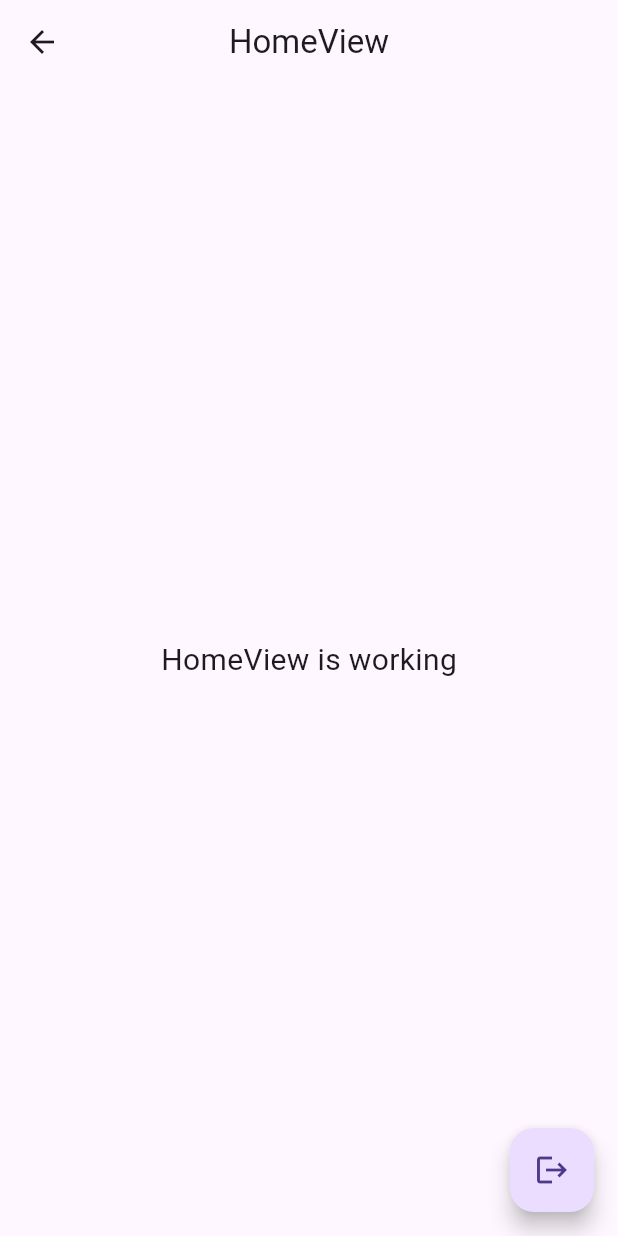
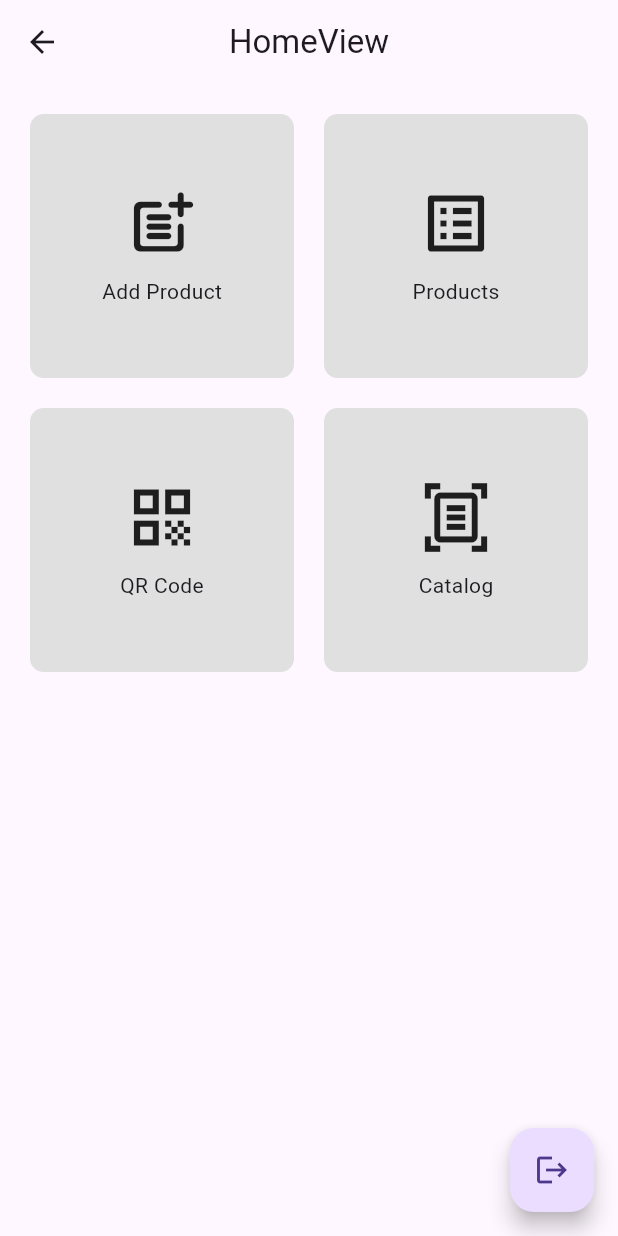
Before and after one commit to mp-class-si-unugha-2024/qrscanner-zulfa, a Flutter app: the HomeView screen opened by its route, on a phone screen of 412 x 824 dp. Run offline on Flutter 3.47's test engine with Material 3 defaults, Android fonts, the phone set to English and light mode, and no system bars; our stand-ins replace firebase_auth, firebase_core, get; accounts and stored records are empty; network calls fail.

Commit message:
create page home view

```diff
--- a/lib/app/modules/home/views/home_view.dart
+++ b/lib/app/modules/home/views/home_view.dart
@@ -1,28 +1,84 @@
 import 'package:flutter/material.dart';
-
 import 'package:get/get.dart';
 import 'package:qrscanner/app/controllers/auth_controller.dart';
 import 'package:qrscanner/app/routes/app_pages.dart';
-
 import '../controllers/home_controller.dart';
 
 class HomeView extends GetView<HomeController> {
   HomeView({Key? key}) : super(key: key);
+  final AuthController authC = Get.find<AuthController>();
 
   @override
   Widget build(BuildContext context) {
-    final AuthController authC = Get.find<AuthController>();
-
     return Scaffold(
       appBar: AppBar(
         title: const Text('HomeView'),
         centerTitle: true,
       ),
-      body: const Center(
-        child: Text(
-          'HomeView is working',
-          style: TextStyle(fontSize: 20),
+      body: GridView.builder(
+        itemCount: 4,
+        padding: const EdgeInsets.all(20),
+        gridDelegate: const SliverGridDelegateWithFixedCrossAxisCount(
+          crossAxisCount: 2,
+          mainAxisSpacing: 20,
+          crossAxisSpacing: 20,
         ),
+        itemBuilder: (context, index) {
+          late String title;
+          late IconData icon;
+          late VoidCallback onTap;
+
+          switch (index) {
+            case 0:
+              title = "Add Product";
+              icon = Icons.post_add_rounded;
+              onTap = () => Get.toNamed(Routes.addProduct); // Perbaikan disini
+              break;
+            case 1:
+              title = "Products";
+              icon = Icons.list_alt_outlined;
+              onTap = () => Get.toNamed(Routes
+                  .products); // Anda dapat menambahkan logic onTap jika diperlukan
+              break;
+            case 2:
+              title = "QR Code";
+              icon = Icons.qr_code;
+              onTap = () {
+                print("OPEN CAMERA");
+              }; // Anda dapat menambahkan logic onTap jika diperlukan
+              break;
+            case 3:
+              title = "Catalog";
+              icon = Icons.document_scanner_outlined;
+              onTap = () {
+                print("OPEN PDF");
+              }; // Anda dapat menambahkan logic onTap jika diperlukan
+              break;
+            // Atur default icon ke sini jika diperlukan
+          }
+
+          return Material(
+            color: Colors.grey.shade300,
+            borderRadius: BorderRadius.circular(9),
+            child: InkWell(
+              onTap: onTap,
+              borderRadius: BorderRadius.circular(9),
+              child: Column(
+                mainAxisAlignment: MainAxisAlignment.center,
+                children: [
+                  SizedBox(
+                    width: 50,
+                    height: 50,
+                    child: Icon(icon,
+                        size: 50), // Menggunakan icon yang telah diinisialisasi
+                  ),
+                  const SizedBox(height: 10),
+                  Text(title), // Menggunakan title yang telah diinisialisasi
+                ],
+              ),
+            ),
+          );
+        },
       ),
       floatingActionButton: FloatingActionButton(
         onPressed: () async {
--- a/lib/app/routes/app_pages.dart
+++ b/lib/app/routes/app_pages.dart
@@ -29,7 +29,7 @@ class AppPages {
     ),
     GetPage(
       name: _Paths.addProduct,
-      page: () => const AddProductView(),
+      page: () => AddProductView(),
       binding: AddProductBinding(),
     ),
     GetPage(
--- a/pubspec.yaml
+++ b/pubspec.yaml
@@ -6,6 +6,7 @@ environment:
   sdk: '>=3.2.3 <4.0.0'
 
 dependencies:
+  cloud_firestore: ^4.15.8
   cupertino_icons: ^1.0.2
   firebase_auth: ^4.17.8
   firebase_core: ^2.27.0
```
Also changed, not shown: lib/app/modules/add_product/controllers/add_product_controller.dart (+1 -19 lines), lib/app/modules/add_product/views/add_product_view.dart (+63 -7 lines), pubspec.lock, 3 other files.
